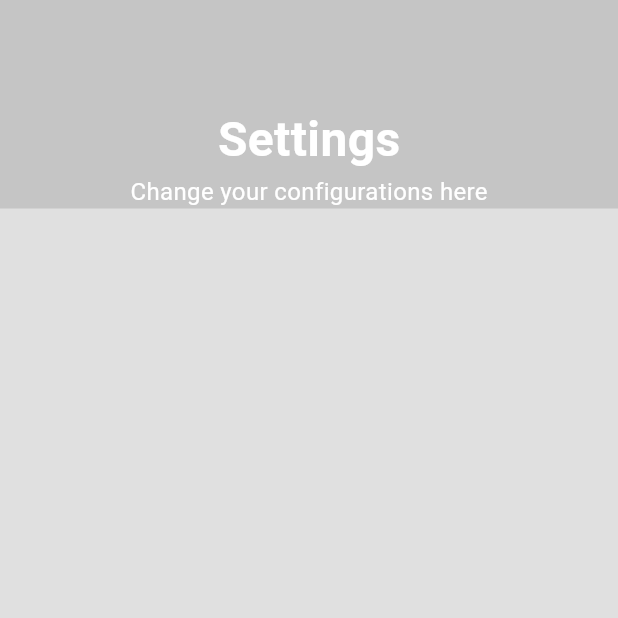
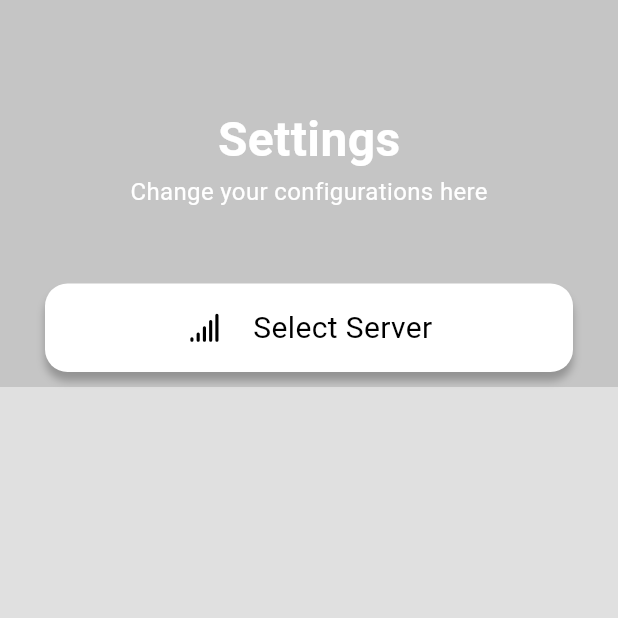
Before and after one commit to FrostyCake47/TextTales, a Flutter app: the SettingScreen screen opened by its route, on a phone screen of 412 x 824 dp, the top half of it. Run offline on Flutter 3.47's test engine with Material 3 defaults, Android fonts, the light colour scheme and no system bars; our stand-ins replace firebase_auth, firebase_core, flutter_riverpod, flutter_spinkit, flutter_svg, fluttertoast and 4 more; missing offline and left inert: dart:ffi; accounts and stored records are empty; Roboto replaces fonts that are missing (Poppins).

Commit message:
added setting button

```diff
--- /dev/null
+++ b/lib/components/settingbutton.dart
@@ -0,0 +1,42 @@
+import 'package:flutter/material.dart';
+import 'package:flutter_svg/flutter_svg.dart';
+import 'package:texttales/constants/textstyles.dart';
+
+class SettingButton extends StatelessWidget {
+  final String text;
+  final String imgSrc;
+  const SettingButton({super.key, required this.text, required this.imgSrc});
+
+  @override
+  Widget build(BuildContext context) {
+    return Container(
+      width: double.infinity,
+      padding: EdgeInsets.symmetric(vertical: 15),
+      margin: EdgeInsets.symmetric(vertical: 10,  horizontal: 30),
+      decoration: BoxDecoration(
+        color: Colors.white,
+        borderRadius: BorderRadius.circular(15),
+        boxShadow: const [
+          BoxShadow(
+            color:  Color.fromARGB(64, 0, 0, 0),
+            spreadRadius: 0,
+            blurRadius: 4,
+            offset: Offset(0, 6), // changes position of shadow
+          ),
+        ],
+      ),
+      child: Center(child: Row(
+        mainAxisAlignment: MainAxisAlignment.center,
+        children: [
+          SvgPicture.asset(
+            'assets/$imgSrc.svg',
+            width: 25,
+            semanticsLabel: 'A red up arrow'
+          ),
+          const SizedBox(width: 20,),
+          Text(text, style: textMedium.copyWith(fontSize: 20, color: Colors.black)),
+        ],
+      )),
+    );
+  }
+}
--- a/lib/screens/setting.dart
+++ b/lib/screens/setting.dart
@@ -1,5 +1,6 @@
 import 'package:flutter/material.dart';
 import 'package:flutter_riverpod/flutter_riverpod.dart';
+import 'package:texttales/components/settingbutton.dart';
 import 'package:texttales/constants/textstyles.dart';
 
 class SettingScreen extends ConsumerStatefulWidget {
@@ -27,6 +28,22 @@ class _SettingScreenState extends ConsumerState<SettingScreen> {
                 ),
                 Text("Change your configurations here", style: textMedium.copyWith(fontSize: 16),),
 
+                SizedBox(height: 40,),
+
+                GestureDetector(
+                  onTap: (){
+                    showDialog(context: context, builder: (context){
+                      return Scaffold(
+                        body: Column(
+                          children: [
+                            Text("server 1"),
+                          ],
+                        ),
+                      );
+                    });
+                  },
+                  child: SettingButton(text: 'Select Server', imgSrc: 'signal'),
+                )
               ],
             ),
           ),
```
Also changed, not shown: assets/signal.svg (added).
